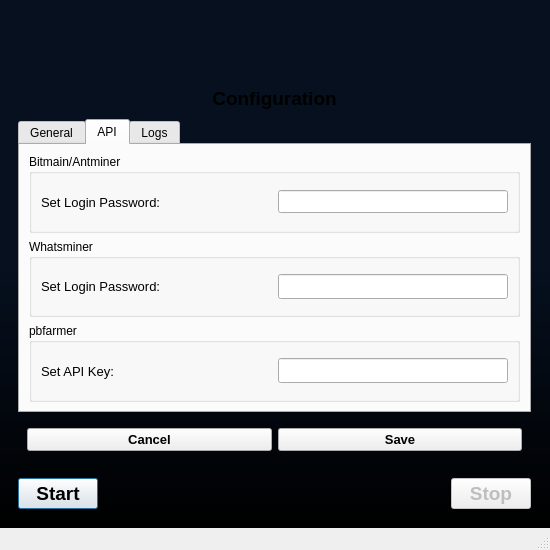
Above: src/ui/MainWindow.ui from bitcap-co/bitcap-ipr before the change. Below: the same form after it.
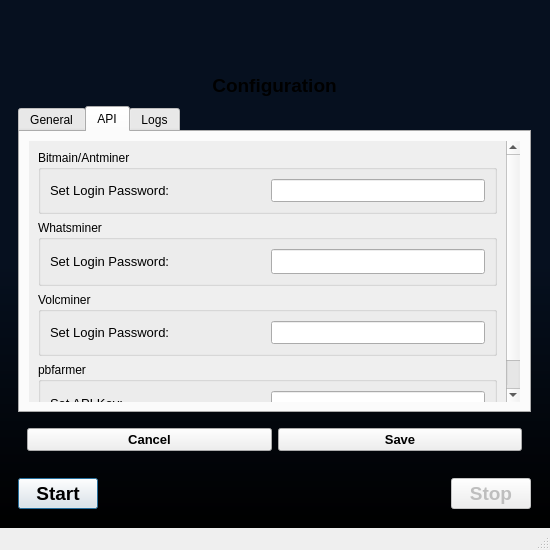
That is the form after the change. The open tabs and pages were chosen to show the change.

Commit message: add volcminer api setting

```diff
--- a/src/ui/MainWindow.ui
+++ b/src/ui/MainWindow.ui
@@ -656,6 +656,42 @@
                  </attribute>
                  <layout class="QVBoxLayout" name="verticalLayout_6">
                   <item>
+                   <widget class="QScrollArea" name="scrollArea">
+                    <property name="autoFillBackground">
+                     <bool>true</bool>
+                    </property>
+                    <property name="frameShape">
+                     <enum>QFrame::NoFrame</enum>
+                    </property>
+                    <property name="frameShadow">
+                     <enum>QFrame::Plain</enum>
+                    </property>
+                    <property name="widgetResizable">
+                     <bool>true</bool>
+                    </property>
+                    <widget class="QWidget" name="scrollAreaWidgetContents">
+                     <property name="geometry">
+                      <rect>
+                       <x>0</x>
+                       <y>-27</y>
+                       <width>472</width>
+                       <height>276</height>
+                      </rect>
+                     </property>
+                     <layout class="QVBoxLayout" name="verticalLayout_13">
+                      <property name="leftMargin">
+                       <number>9</number>
+                      </property>
+                      <property name="topMargin">
+                       <number>9</number>
+                      </property>
+                      <property name="rightMargin">
+                       <number>9</number>
+                      </property>
+                      <property name="bottomMargin">
+                       <number>9</number>
+                      </property>
+                      <item>
                    <widget class="QGroupBox" name="groupBitmain">
                     <property name="title">
                      <string>Bitmain/Antminer</string>
@@ -757,6 +793,48 @@
                     </layout>
                    </widget>
                   </item>
+                      <item>
+                       <widget class="QGroupBox" name="groupVolcminer">
+                        <property name="title">
+                         <string>Volcminer</string>
+                        </property>
+                        <layout class="QHBoxLayout" name="horizontalLayout_22">
+                         <item>
+                          <widget class="QLabel" name="label_2">
+                           <property name="font">
+                            <font>
+                             <pointsize>10</pointsize>
+                            </font>
+                           </property>
+                           <property name="text">
+                            <string>Set Login Password:</string>
+                           </property>
+                          </widget>
+                         </item>
+                         <item>
+                          <widget class="QLineEdit" name="lineVolcminerPasswd">
+                           <property name="sizePolicy">
+                            <sizepolicy hsizetype="Preferred" vsizetype="Fixed">
+                             <horstretch>0</horstretch>
+                             <verstretch>0</verstretch>
+                            </sizepolicy>
+                           </property>
+                           <property name="font">
+                            <font>
+                             <pointsize>10</pointsize>
+                            </font>
+                           </property>
+                           <property name="toolTip">
+                            <string>Set alternative login password for Volcminers. Default &quot;ltc@dog&quot;</string>
+                           </property>
+                           <property name="echoMode">
+                            <enum>QLineEdit::Password</enum>
+                           </property>
+                          </widget>
+                         </item>
+                        </layout>
+                       </widget>
+                      </item>
                   <item>
                    <widget class="QGroupBox" name="groupPbfarmer">
                     <property name="title">
@@ -809,6 +887,10 @@
                       </widget>
                      </item>
                     </layout>
+                       </widget>
+                      </item>
+                     </layout>
+                    </widget>
                    </widget>
                   </item>
                  </layout>
```
Left out of the diff: 10 changed lines with no effect on the pictures. Lines whose indentation alone changed are shown as unchanged. The commit also changes 4 other files.
